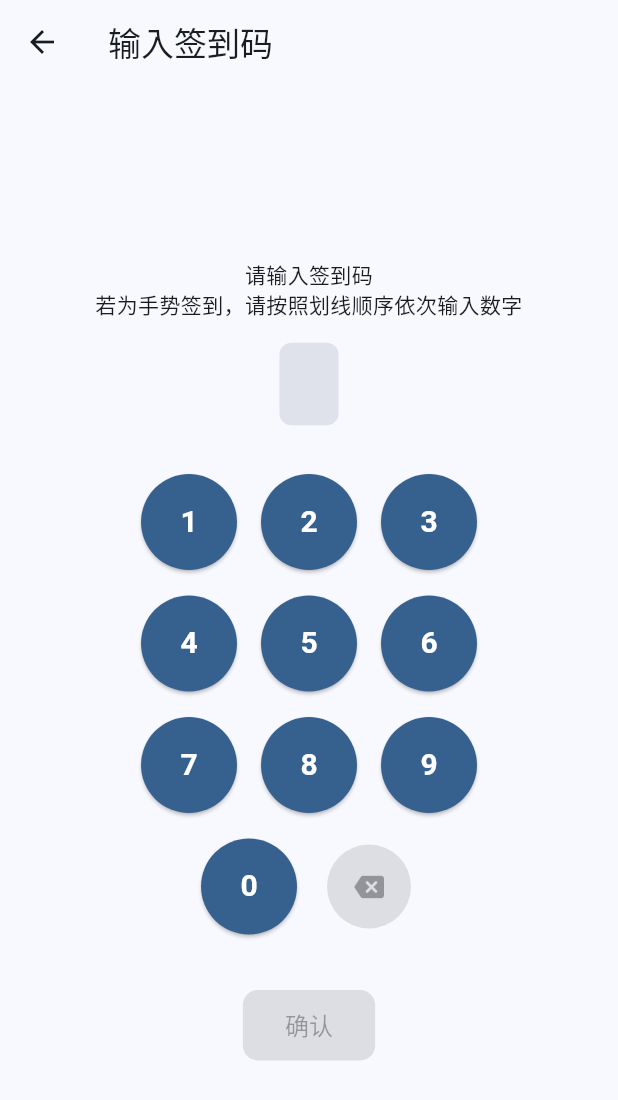
After one commit to Kenxu2022/CXUtils_APP, a Flutter app: the SigncodeInputPage screen opened directly, on a phone screen of 412 x 824 dp. The commit adds this screen. Shown: the top 1100 px of the screen. Run offline on Flutter 3.47's test engine with Material 3 defaults, Android fonts, the phone set to English and light mode, and no system bars; our stand-ins replace jwt_decoder, package_info_plus, permission_handler, shared_preferences; accounts and stored records are empty.

Commit message:
add signcode input page && adjust variable name in api function

```diff
--- a/lib/network/api.dart
+++ b/lib/network/api.dart
@@ -386,7 +386,7 @@ Future<Map<String, dynamic>> qrcodeSignIn(
   }
 }
 
-Future<Map<String, dynamic>> signcodeSignIn(
+Future<Map<String, dynamic>> signCodeSignIn(
   /* return format:
   {
     'success': bool,
@@ -395,7 +395,7 @@ Future<Map<String, dynamic>> signcodeSignIn(
   */
   String username,
   String activeID,
-  String signcode,
+  String signCode,
   [String? validate]
 ) async {
   final url = '${settings.endpoint}/signcodeSignIn';
@@ -406,7 +406,7 @@ Future<Map<String, dynamic>> signcodeSignIn(
   final body = jsonEncode({
     'username': username,
     'activeID': activeID,
-    'signcode': signcode,
+    'signCode': signCode,
     'validate': validate,
   });
 
--- /dev/null
+++ b/lib/pages/home/signcode_input_page.dart
@@ -0,0 +1,121 @@
+import 'package:flutter/material.dart';
+
+class SigncodeInputPage extends StatefulWidget {
+	const SigncodeInputPage({super.key});
+
+	@override
+	State<SigncodeInputPage> createState() => _SigncodeInputPageState();
+}
+
+class _SigncodeInputPageState extends State<SigncodeInputPage> {
+	String _input = '';
+
+	void _append(String digit) {
+		setState(() => _input += digit);
+	}
+
+	@override
+	Widget build(BuildContext context) {
+		final colorScheme = Theme.of(context).colorScheme;
+		final btnStyle = ElevatedButton.styleFrom(
+			backgroundColor: colorScheme.primary,
+			foregroundColor: colorScheme.onPrimary,
+			shape: const CircleBorder(),
+			padding: const EdgeInsets.all(18),
+		);
+
+		Widget numBtn(String d, {EdgeInsets margin = const EdgeInsets.all(8)}) {
+			return Container(
+				margin: margin,
+				child: ElevatedButton(
+					style: btnStyle,
+					onPressed: () => _append(d),
+					child: Text(d, style: const TextStyle(fontSize: 20, fontWeight: FontWeight.bold)),
+				),
+			);
+		}
+
+		return Scaffold(
+			appBar: AppBar(title: const Text('输入签到码')),
+			body: SafeArea(
+				child: Center(
+					child: Column(
+						mainAxisSize: MainAxisSize.min,
+						crossAxisAlignment: CrossAxisAlignment.center,
+						children: [
+							const Text(
+								'请输入签到码\n若为手势签到，请按照划线顺序依次输入数字',
+								textAlign: TextAlign.center,
+							),
+							const SizedBox(height: 16),
+							Container(
+								padding: const EdgeInsets.symmetric(horizontal: 16, vertical: 12),
+								decoration: BoxDecoration(
+									color: colorScheme.surfaceVariant,
+									borderRadius: BorderRadius.circular(8),
+								),
+								child: Text(
+									_input.isEmpty ? ' ' : _input,
+									style: const TextStyle(fontSize: 22, letterSpacing: 2),
+								),
+							),
+							const SizedBox(height: 24),
+							// keypad
+							Column(
+								children: [
+									Row(
+										mainAxisAlignment: MainAxisAlignment.center,
+										children: [numBtn('1'), numBtn('2'), numBtn('3')],
+									),
+									Row(
+										mainAxisAlignment: MainAxisAlignment.center,
+										children: [numBtn('4'), numBtn('5'), numBtn('6')],
+									),
+									Row(
+										mainAxisAlignment: MainAxisAlignment.center,
+										children: [numBtn('7'), numBtn('8'), numBtn('9')],
+									),
+									Row(
+										mainAxisAlignment: MainAxisAlignment.center,
+										children: [
+											numBtn('0'),
+											Container(
+												margin: const EdgeInsets.all(8),
+												child: ElevatedButton(
+													style: btnStyle,
+													onPressed: _input.isEmpty
+															? null
+															: () {
+																	setState(() {
+																		_input = _input.substring(0, _input.length - 1);
+																	});
+																},
+													child: const Icon(Icons.backspace_rounded, size: 20),
+												),
+											),
+										],
+									),
+								],
+							),
+							const SizedBox(height: 28),
+							ElevatedButton(
+								style: ElevatedButton.styleFrom(
+									backgroundColor: colorScheme.primary,
+									foregroundColor: colorScheme.onPrimary,
+									padding: const EdgeInsets.symmetric(horizontal: 28, vertical: 12),
+									shape: RoundedRectangleBorder(borderRadius: BorderRadius.circular(10)),
+								),
+								onPressed: _input.isEmpty
+										? null
+										: () {
+												Navigator.of(context).pop(_input);
+											},
+								child: const Text('确认', style: TextStyle(fontSize: 16)),
+							),
+						],
+					),
+				),
+			),
+		);
+	}
+}
--- a/lib/pages/home/signin_page.dart
+++ b/lib/pages/home/signin_page.dart
@@ -2,6 +2,7 @@ import 'package:flutter/material.dart';
 import 'package:cxutils/network/api.dart' as api;
 import 'package:cxutils/pages/home/home_page.dart';
 import 'package:cxutils/utils/signin_logic.dart';
+import 'package:cxutils/pages/home/signcode_input_page.dart';
 
 class SignInPage extends StatefulWidget {
   final List<String> selectedUsernames;
@@ -77,14 +78,29 @@ class _SignInPageState extends State<SignInPage> {
             );
         }
       }
+      // prepare signCode for type 3/5 by navigating to input page
+      final int type = detail['type'];
+      String? signCode;
+      if (type == 3 || type == 5) {
+        signCode = await Navigator.of(context).push<String>(
+          MaterialPageRoute(builder: (_) => const SigncodeInputPage()),
+        );
+        if (signCode == null || signCode.isEmpty) {
+          setState(() {
+            _error = '未输入签到码，已取消';
+            _loading = false;
+          });
+          return;
+        }
+      }
 
       // perform sign-in
-      final int type = detail['type'];
       final results = await signInAll(
         type,
         widget.selectedUsernames,
         widget.selectedActiveID,
         validateCodes: detail['needValidation'] == true ? fetchedValidateCode : null,
+        signCode: signCode,
       );
       final overallSuccess = results.every((r) => r['success'] == true);
       String? errorData;
--- a/lib/utils/signin_logic.dart
+++ b/lib/utils/signin_logic.dart
@@ -5,6 +5,7 @@ Future<List<Map<String, dynamic>>> signInAll(
   List<String> usernames,
   String activeID, {
   List<String>? validateCodes,
+  String? signCode,
 }) async {
   final List<Future<Map<String, dynamic>>> futures = [];
   for (int i = 0; i < usernames.length; i++) {
@@ -24,8 +25,8 @@ Future<List<Map<String, dynamic>>> signInAll(
         futures.add(api.locationSignIn(username, activeID, validate));
         break;
       case 3:
-      case 5: // signcode
-        futures.add(api.signcodeSignIn(username, activeID, '123456', validate));
+      case 5: // signCode
+        futures.add(api.signCodeSignIn(username, activeID, signCode!, validate));
         break;
       default:
         futures.add(Future.value({
```
